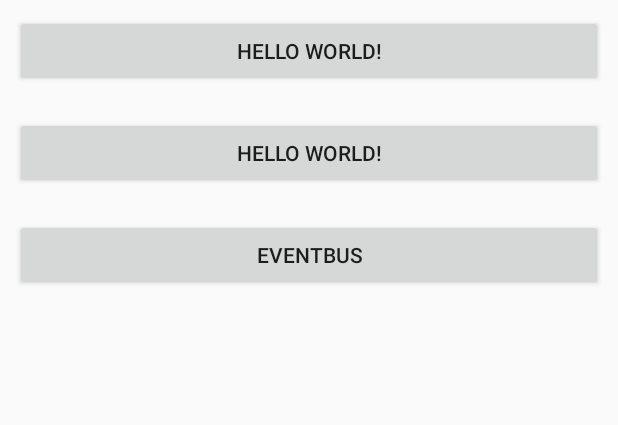
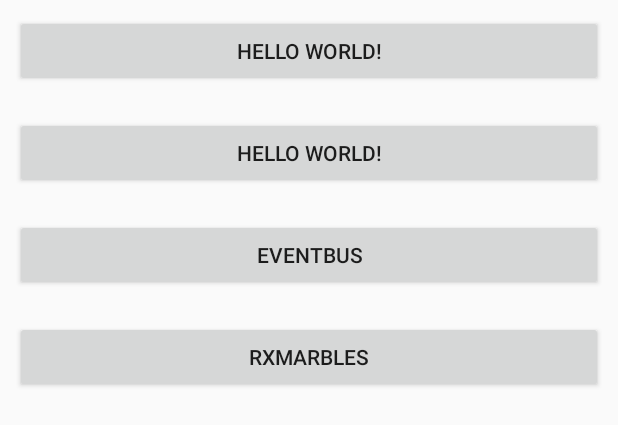
Before and after one commit to Changsik00/RxAndroid, an Android app: the layout activity_main.xml on its own in the app's theme, with its tools: preview values and no code run, on a phone screen of 412 x 824 dp. Shown: the top 425 px of the screen. Run offline under Robolectric (Android 15) with nearby library versions, the phone set to English and light mode, and no system bars.

```diff
--- a/Project/app/src/main/res/layout/activity_main.xml
+++ b/Project/app/src/main/res/layout/activity_main.xml
@@ -28,4 +28,12 @@
         android:layout_marginTop="20dp"
         android:text="EventBus" />
 
+
+    <Button
+        android:id="@+id/button4"
+        android:layout_width="match_parent"
+        android:layout_height="wrap_content"
+        android:layout_marginTop="20dp"
+        android:text="RxMarbles" />
+
 </LinearLayout>
```
Also changed, not shown: Project/app/src/main/java/com/study/lowmans/rxandroidtest/MainActivity.java (+8 -1 lines).
